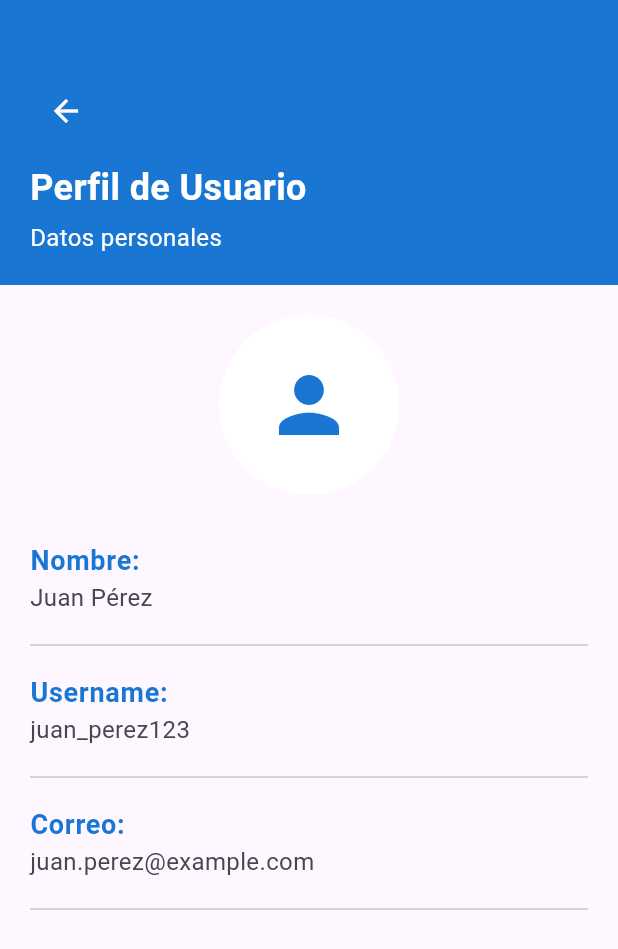
After one commit to Jonialen/EduVial-Frontend, a Flutter app: the Menu screen opened directly, after a tap on the "person" icon, on a phone screen of 412 x 824 dp. The commit adds this screen. Shown: the top 949 px of the screen. Run offline on Flutter 3.47's test engine with Material 3 defaults, Android fonts, the phone set to English and light mode, and no system bars.

Commit message:
feat: User Profile screen created

```diff
--- /dev/null
+++ b/EduVial/lib/views/UserProfile.dart
@@ -0,0 +1,128 @@
+import 'package:flutter/material.dart';
+
+class ProfileScreen extends StatelessWidget {
+  const ProfileScreen({Key? key}) : super(key: key);
+
+  @override
+  Widget build(BuildContext context) {
+    return Scaffold(
+      body: SingleChildScrollView(
+        child: Column(
+          children: [
+            // Barra azul arriba con la flecha para regresar
+            Container(
+              padding: const EdgeInsets.fromLTRB(20, 50, 20, 20),
+              color: const Color(0xFF1976D2),
+              width: double.infinity,
+              child: Column(
+                crossAxisAlignment: CrossAxisAlignment.start,
+                children: [
+                  // Flecha para regresar
+                  IconButton(
+                    icon: const Icon(Icons.arrow_back, color: Colors.white),
+                    onPressed: () {
+                      Navigator.pop(context);  // Vuelve a la pantalla anterior
+                    },
+                  ),
+                  const SizedBox(height: 10),
+                  // Título
+                  const Text(
+                    'Perfil de Usuario',
+                    style: TextStyle(
+                      color: Colors.white,
+                      fontSize: 24,
+                      fontWeight: FontWeight.bold,
+                    ),
+                  ),
+                  const SizedBox(height: 5),
+                  const Text(
+                    'Datos personales',
+                    style: TextStyle(
+                      color: Colors.white,
+                      fontSize: 16,
+                    ),
+                  ),
+                ],
+              ),
+            ),
+            // Contenido principal
+            Padding(
+              padding: const EdgeInsets.all(20),
+              child: Column(
+                children: [
+                  // Icono grande en la parte superior
+                  CircleAvatar(
+                    radius: 60,
+                    backgroundColor: Colors.white,
+                    child: Icon(
+                      Icons.person,
+                      size: 60,
+                      color: Color(0xFF1976D2),
+                    ),
+                  ),
+                  const SizedBox(height: 20),
+
+                  // Nombre de usuario
+                  ListTile(
+                    contentPadding: EdgeInsets.zero,
+                    title: const Text(
+                      'Nombre:',
+                      style: TextStyle(
+                        color: Color(0xFF1976D2),
+                        fontWeight: FontWeight.bold,
+                        fontSize: 18,
+                      ),
+                    ),
+                    subtitle: const Text(
+                      'Juan Pérez',
+                      style: TextStyle(fontSize: 16),
+                    ),
+                  ),
+                  const Divider(),
+
+                  // Username
+                  ListTile(
+                    contentPadding: EdgeInsets.zero,
+                    title: const Text(
+                      'Username:',
+                      style: TextStyle(
+                        color: Color(0xFF1976D2),
+                        fontWeight: FontWeight.bold,
+                        fontSize: 18,
+                      ),
+                    ),
+                    subtitle: const Text(
+                      'juan_perez123',
+                      style: TextStyle(fontSize: 16),
+                    ),
+                  ),
+                  const Divider(),
+
+                  // Correo electrónico
+                  ListTile(
+                    contentPadding: EdgeInsets.zero,
+                    title: const Text(
+                      'Correo:',
+                      style: TextStyle(
+                        color: Color(0xFF1976D2),
+                        fontWeight: FontWeight.bold,
+                        fontSize: 18,
+                      ),
+                    ),
+                    subtitle: const Text(
+                      'juan.perez@example.com',
+                      style: TextStyle(fontSize: 16),
+                    ),
+                  ),
+                  const Divider(),
+
+                  // Agregar más campos si es necesario
+                ],
+              ),
+            ),
+          ],
+        ),
+      ),
+    );
+  }
+}
--- a/EduVial/lib/views/menu.dart
+++ b/EduVial/lib/views/menu.dart
@@ -1,6 +1,7 @@
 import 'package:eduvial/views/SignalModule.dart';
 import 'package:flutter/material.dart';
 import 'package:eduvial/views/simulation_screen.dart';
+import 'package:eduvial/views/UserProfile.dart';
 
 class Menu extends StatefulWidget {
   const Menu({Key? key}) : super(key: key);
@@ -180,9 +181,19 @@ class _MenuState extends State<Menu> with SingleTickerProviderStateMixin {
                         color: const Color(0xFF1565C0),
                         borderRadius: BorderRadius.circular(8),
                       ),
-                      child: const Icon(
-                        Icons.list_alt,
-                        color: Colors.white,
+                      child: IconButton(
+                        icon: const Icon(
+                          Icons.person,
+                          color: Colors.white,
+                        ),
+                        onPressed: () {
+                          Navigator.push(
+                            context,
+                            MaterialPageRoute(
+                              builder: (context) => ProfileScreen(),
+                            ),
+                          );
+                        },
                       ),
                     ),
                   ],
```
